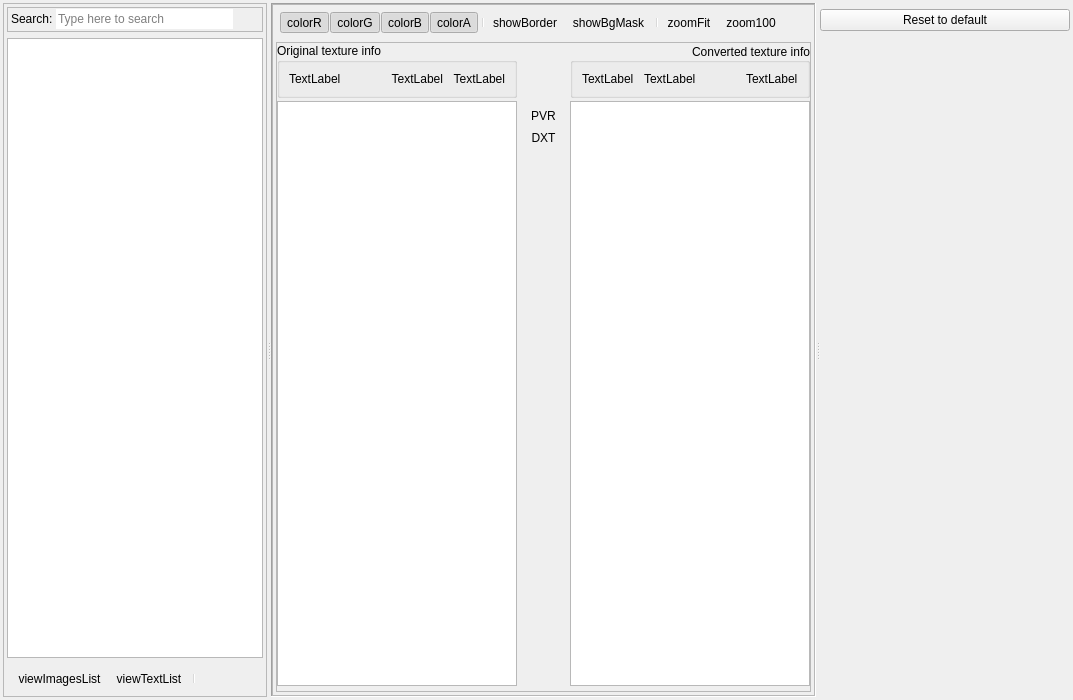
Qt form Tools/ResourceEditor/DataQt/texturedialog.ui (xaoctech/dava.engine) before a commit.
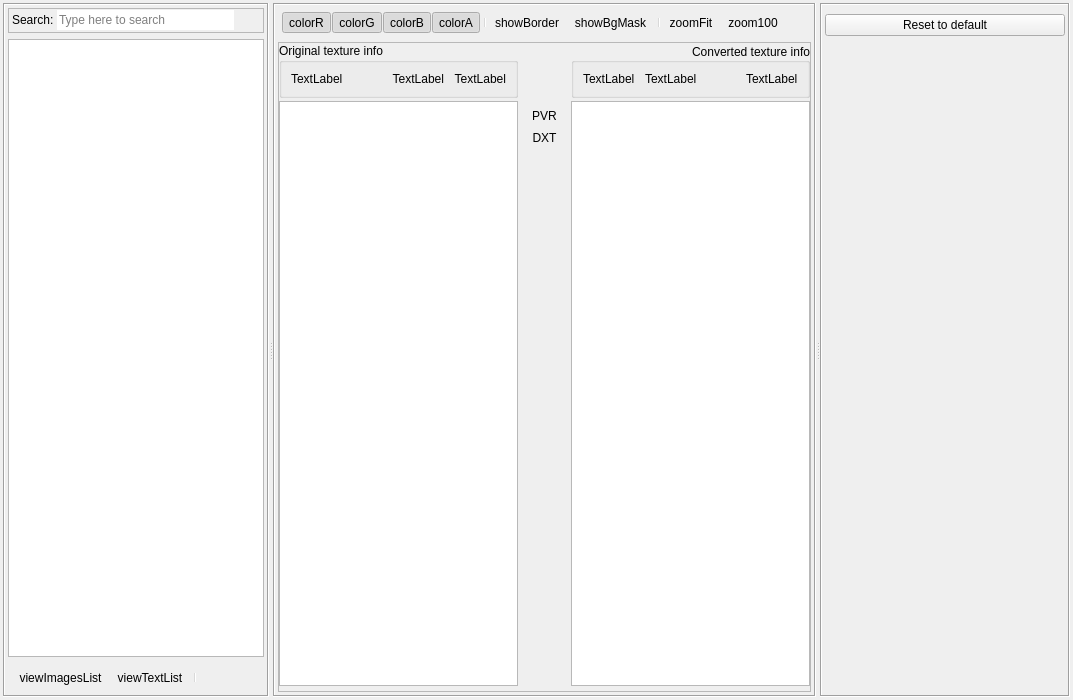
The same form after that commit. Icons and pictures are not drawn. Custom widgets are drawn as their Qt base class.

The edit to the form file:
```diff
--- a/Tools/ResourceEditor/DataQt/texturedialog.ui
+++ b/Tools/ResourceEditor/DataQt/texturedialog.ui
@@ -51,11 +51,17 @@
       <enum>Qt::Horizontal</enum>
      </property>
      <widget class="QFrame" name="frame">
+      <property name="sizePolicy">
+       <sizepolicy hsizetype="Expanding" vsizetype="Preferred">
+        <horstretch>0</horstretch>
+        <verstretch>0</verstretch>
+       </sizepolicy>
+      </property>
       <property name="frameShape">
-       <enum>QFrame::StyledPanel</enum>
+       <enum>QFrame::Box</enum>
       </property>
       <property name="frameShadow">
-       <enum>QFrame::Raised</enum>
+       <enum>QFrame::Sunken</enum>
       </property>
       <layout class="QVBoxLayout" name="verticalLayout">
        <property name="margin">
@@ -161,7 +167,7 @@
        <item>
         <widget class="TextureList" name="listViewTextures">
          <property name="sizePolicy">
-          <sizepolicy hsizetype="Preferred" vsizetype="Preferred">
+          <sizepolicy hsizetype="Expanding" vsizetype="Preferred">
            <horstretch>0</horstretch>
            <verstretch>0</verstretch>
           </sizepolicy>
@@ -191,7 +197,7 @@
        </sizepolicy>
       </property>
       <property name="frameShape">
-       <enum>QFrame::Panel</enum>
+       <enum>QFrame::NoFrame</enum>
       </property>
       <property name="frameShadow">
        <enum>QFrame::Sunken</enum>
@@ -210,10 +216,10 @@
         </sizepolicy>
        </property>
        <property name="frameShape">
-        <enum>QFrame::StyledPanel</enum>
+        <enum>QFrame::Box</enum>
        </property>
        <property name="frameShadow">
-        <enum>QFrame::Raised</enum>
+        <enum>QFrame::Sunken</enum>
        </property>
        <layout class="QVBoxLayout" name="verticalLayout_3">
         <property name="spacing">
@@ -491,15 +497,27 @@
       </widget>
      </widget>
      <widget class="QFrame" name="frame_3">
+      <property name="sizePolicy">
+       <sizepolicy hsizetype="Expanding" vsizetype="Preferred">
+        <horstretch>0</horstretch>
+        <verstretch>0</verstretch>
+       </sizepolicy>
+      </property>
       <property name="minimumSize">
        <size>
         <width>250</width>
         <height>0</height>
        </size>
       </property>
+      <property name="frameShape">
+       <enum>QFrame::Box</enum>
+      </property>
+      <property name="frameShadow">
+       <enum>QFrame::Sunken</enum>
+      </property>
       <layout class="QVBoxLayout" name="verticalLayout_2">
        <property name="margin">
-        <number>0</number>
+        <number>3</number>
        </property>
        <item>
         <widget class="TextureProperties" name="textureProperties" native="true"/>
```
Left out of the diff: 9 changed lines with no effect on the pictures.
